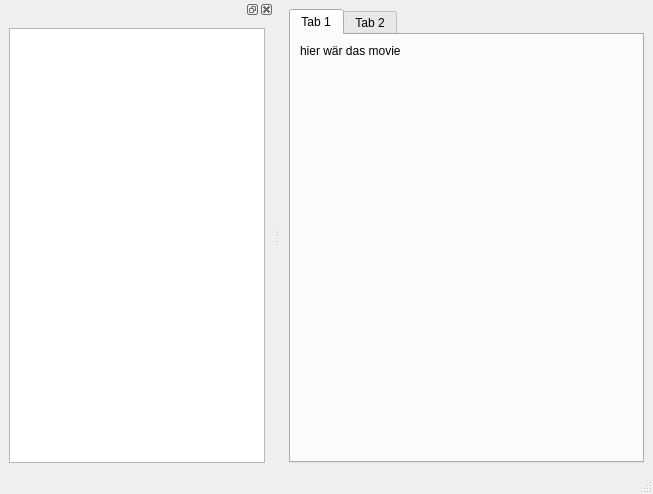
Before: the Qt Designer form playground/qtgui.ui in bordstein/hamster, drawn with Qt 5.
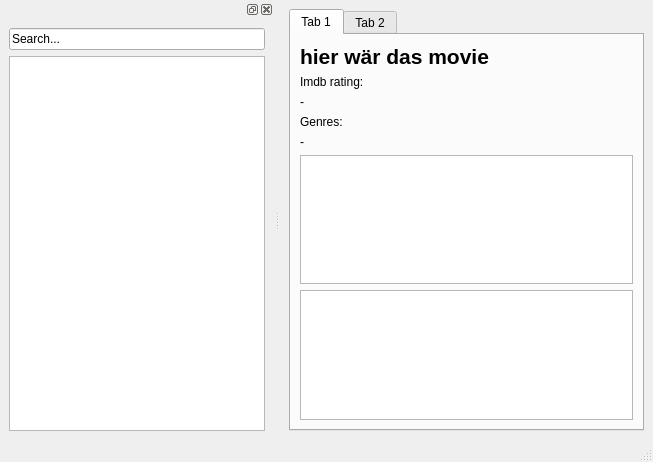
After: the same form once the commit is applied.

Commit message: working movie browser

Diff of the .ui file:
```diff
--- a/playground/qtgui.ui
+++ b/playground/qtgui.ui
@@ -7,7 +7,7 @@
     <x>0</x>
     <y>0</y>
     <width>653</width>
-    <height>494</height>
+    <height>462</height>
    </rect>
   </property>
   <property name="windowTitle">
@@ -28,10 +28,48 @@
         <item>
          <widget class="QLabel" name="l_title">
           <property name="text">
-           <string>hier wär das movie</string>
+           <string>&lt;!DOCTYPE HTML PUBLIC &quot;-//W3C//DTD HTML 4.0//EN&quot; &quot;http://www.w3.org/TR/REC-html40/strict.dtd&quot;&gt;
+&lt;html&gt;&lt;head&gt;&lt;meta name=&quot;qrichtext&quot; content=&quot;1&quot; /&gt;&lt;style type=&quot;text/css&quot;&gt;
+p, li { white-space: pre-wrap; }
+&lt;/style&gt;&lt;/head&gt;&lt;body style=&quot; font-family:'Ubuntu'; font-size:14pt; font-weight:400; font-style:normal;&quot;&gt;
+&lt;p style=&quot; margin-top:0px; margin-bottom:0px; margin-left:0px; margin-right:0px; -qt-block-indent:0; text-indent:0px;&quot;&gt;&lt;span style=&quot; font-size:16pt; font-weight:600;&quot;&gt;hier wär das movie&lt;/span&gt;&lt;/p&gt;&lt;/body&gt;&lt;/html&gt;</string>
           </property>
          </widget>
         </item>
+        <item>
+         <widget class="QLabel" name="label">
+          <property name="text">
+           <string>Imdb rating:</string>
+          </property>
+         </widget>
+        </item>
+        <item>
+         <widget class="QLabel" name="l_rating">
+          <property name="text">
+           <string>-</string>
+          </property>
+         </widget>
+        </item>
+        <item>
+         <widget class="QLabel" name="label_2">
+          <property name="text">
+           <string>Genres:</string>
+          </property>
+         </widget>
+        </item>
+        <item>
+         <widget class="QLabel" name="l_genres">
+          <property name="text">
+           <string>-</string>
+          </property>
+         </widget>
+        </item>
+        <item>
+         <widget class="QTextBrowser" name="l_plot_short"/>
+        </item>
+        <item>
+         <widget class="QTextBrowser" name="l_plot"/>
+        </item>
         <item>
          <spacer name="verticalSpacer">
           <property name="orientation">
@@ -72,9 +110,20 @@
     <number>1</number>
    </attribute>
    <widget class="QWidget" name="dockWidgetContents">
-    <layout class="QHBoxLayout" name="horizontalLayout_2">
+    <layout class="QVBoxLayout" name="verticalLayout_2">
      <item>
-      <widget class="QTableView" name="tableView"/>
+      <widget class="QLineEdit" name="lineEdit">
+       <property name="text">
+        <string>Search...</string>
+       </property>
+      </widget>
+     </item>
+     <item>
+      <widget class="QTableView" name="tableView">
+       <property name="selectionMode">
+        <enum>QAbstractItemView::SingleSelection</enum>
+       </property>
+      </widget>
      </item>
     </layout>
    </widget>
```
The commit also changes 3 other files.
